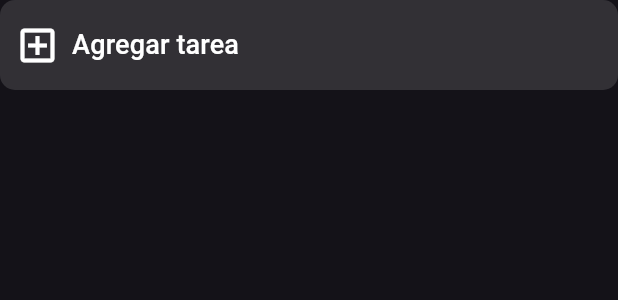
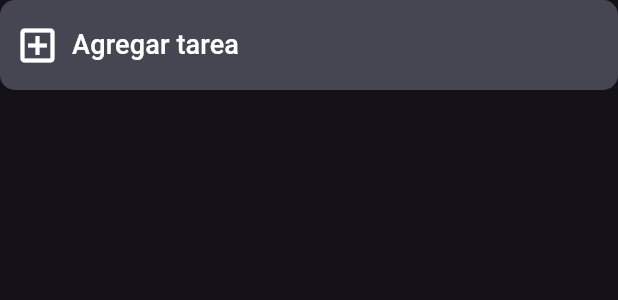
Before and after one commit to gettasksdone/GetTasksDone-web-client, a Flutter app: the CustomIconButton widget shown alone on an empty page, opened directly, on a phone screen of 412 x 824 dp. Shown: the top 300 px of the screen. Run offline on Flutter 3.47's test engine with Material 3 defaults, Android fonts, the phone set to English and light mode, and no system bars; our stand-ins replace flutter_riverpod, flutter_svg, go_router, riverpod_annotation; generated files the repository leaves out were written again.

Commit message:
Arreglado los colores de hovering

```diff
--- a/lib/utilities/extensions.dart
+++ b/lib/utilities/extensions.dart
@@ -3,6 +3,7 @@ import 'package:flutter/material.dart';
 extension BuildContextExtension on BuildContext {
   ThemeData get theme => Theme.of(this);
   Size get parentSize => MediaQuery.sizeOf(this);
+  Color get hoverColor => theme.hoverColor;
   ColorScheme get colorScheme => theme.colorScheme;
 }
 
--- a/lib/utilities/themes.dart
+++ b/lib/utilities/themes.dart
@@ -1,10 +1,12 @@
 import 'package:flutter/material.dart';
 
 class AppTheme {
+  static const Color _hoverColor = Color.fromARGB(35, 158, 158, 158);
   static const Color _appBlue = Color.fromRGBO(51, 84, 230, 1);
 
   static final dark = ThemeData.dark(useMaterial3: true).copyWith(
-    hoverColor: const Color.fromARGB(35, 158, 158, 158),
+    hoverColor: _hoverColor,
+    highlightColor: _hoverColor,
     colorScheme: ColorScheme.fromSeed(
       seedColor: _appBlue,
       surface: Colors.transparent,
--- a/lib/widgets/clear_svg_button.dart
+++ b/lib/widgets/clear_svg_button.dart
@@ -48,6 +48,8 @@ class ClearSvgButton extends ClearButton {
             color: colors.primary,
           ),
         ),
+      ).merge(
+        ButtonStyle(overlayColor: MaterialStatePropertyAll(context.hoverColor)),
       ),
     );
   }
--- a/lib/widgets/custom_icon_button.dart
+++ b/lib/widgets/custom_icon_button.dart
@@ -35,11 +35,12 @@ class CustomIconButton extends StatelessWidget {
       ),
       style: TextButton.styleFrom(
         alignment: Alignment.centerLeft,
-        foregroundColor: colors.onSecondary,
         fixedSize: Size(size.width, height),
         padding: const EdgeInsets.all(paddingAmount),
-        backgroundColor: colors.onSurface.lighten(80),
+        backgroundColor: colors.primary.lighten(80).withAlpha(65),
         shape: const RoundedRectangleBorder(borderRadius: roundedCorners),
+      ).merge(
+        ButtonStyle(overlayColor: MaterialStatePropertyAll(context.hoverColor)),
       ),
     );
   }
--- a/pubspec.yaml
+++ b/pubspec.yaml
@@ -6,7 +6,7 @@ publish_to: 'none'
 version: 1.0.0+1
 
 environment:
-  sdk: '^3.2.6'
+  sdk: ^3.2.6
 
 dependencies:
   flutter:
```
Also changed, not shown: lib/screens/sign_in.dart (+7 -1 lines).
